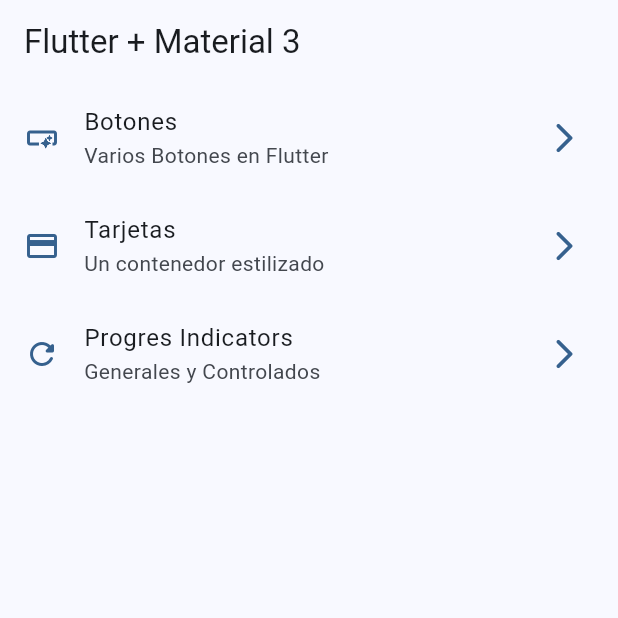
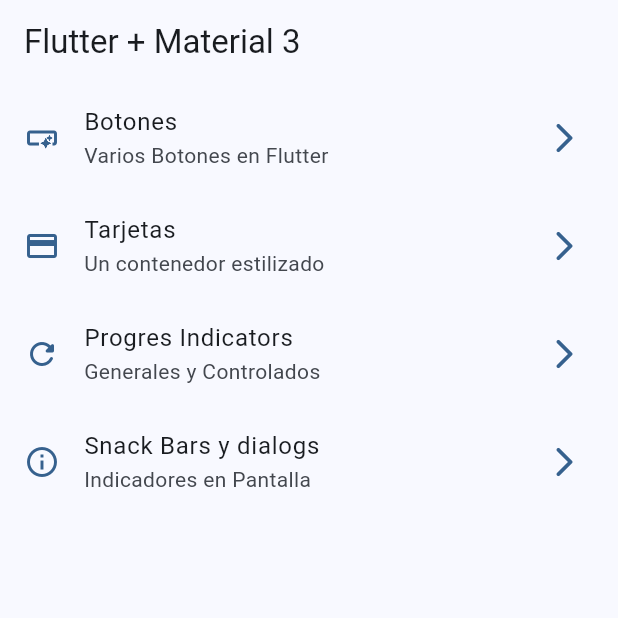
Before and after one commit to guenga1968/widgets_app, a Flutter app: the screen it shows after launch, on a phone screen of 412 x 824 dp, the top half of it. Run offline on Flutter 3.47's test engine with Material 2 defaults, Android fonts, the phone set to English and light mode, and no system bars; our stand-ins replace go_router.

Commit message:
snackbars diálogos

```diff
--- a/lib/config/menu/menu_items.dart
+++ b/lib/config/menu/menu_items.dart
@@ -29,4 +29,9 @@ const appMenuItems = <MenuItem>[
       subtitle: 'Generales y Controlados',
       link: '/progres',
       icon: Icons.refresh_rounded),
+      MenuItem(
+      title: 'Snack Bars y dialogs',
+      subtitle: 'Indicadores en Pantalla',
+      link: '/snackbars',
+      icon: Icons.info_outline),
 ];
--- a/lib/config/router/app_router.dart
+++ b/lib/config/router/app_router.dart
@@ -26,5 +26,10 @@ final appRouter = GoRouter(
       name: ProgresScreen.name,
       builder: (context, state) => const ProgresScreen(),
     ),
+     GoRoute(
+      path: '/snackbars',
+      name: SnackBarScreen.name,
+      builder: (context, state) => const SnackBarScreen(),
+    ),
   ],
 );
--- a/lib/main.dart
+++ b/lib/main.dart
@@ -12,6 +12,7 @@ class MainApp extends StatelessWidget {
   @override
   Widget build(BuildContext context) {
     return MaterialApp.router(
+      title: 'Futter Widgets',
       routerConfig: appRouter,
       debugShowCheckedModeBanner: false,
       theme: AppTheme().getTheme(),
```
Also changed, not shown: lib/presentation/screens/snack_bar/snack_bar_screen.dart (+60 -2 lines).
